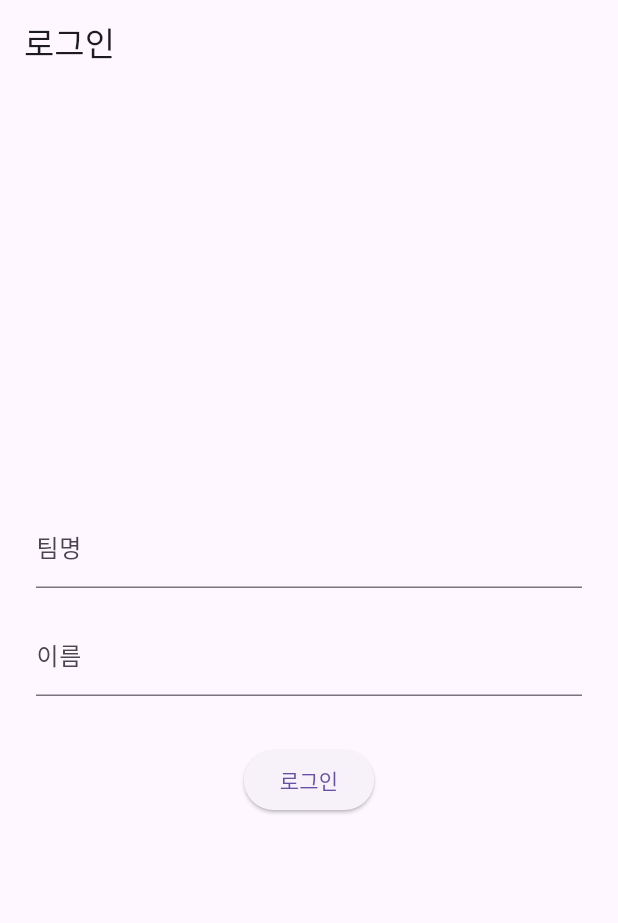
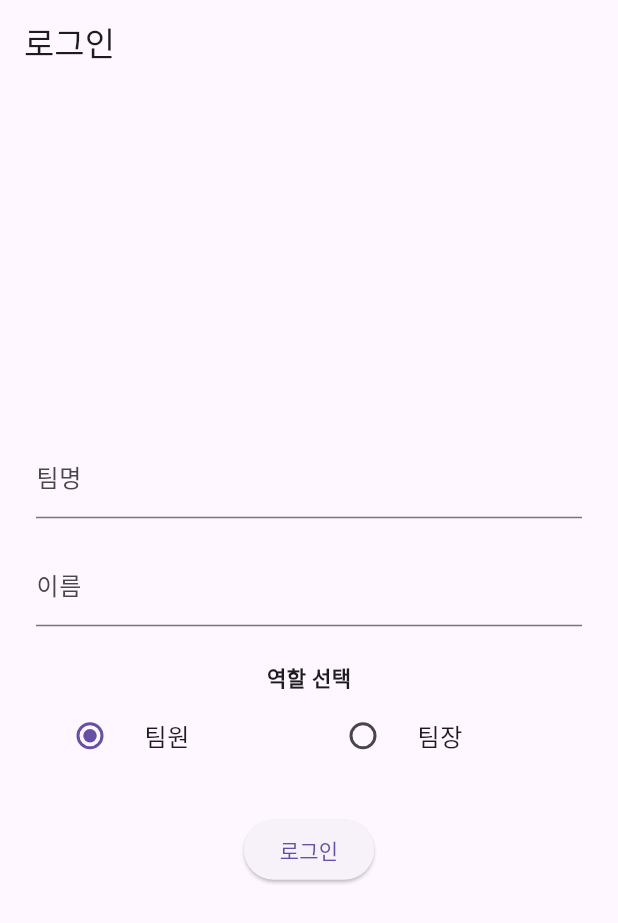
Before and after one commit to rmsckd1640/roccia_cup, a Flutter app: the screen it shows after launch, on a phone screen of 412 x 824 dp. Shown: the top 923 px of the screen. Run offline on Flutter 3.47's test engine with Material 3 defaults, Android fonts, the phone set to English and light mode, and no system bars; our stand-ins replace shared_preferences.

```diff
--- a/frontend/lib/screens/login_screen.dart
+++ b/frontend/lib/screens/login_screen.dart
@@ -16,6 +16,8 @@ class _LoginScreenState extends State<LoginScreen> {
   final TextEditingController _teamController = TextEditingController();
   final TextEditingController _nameController = TextEditingController();
 
+  String _selectedRole = 'MEMBER'; // 기본값: 팀원
+
   void _login() async {
     final teamName = _teamController.text.trim();
     final userName = _nameController.text.trim();
@@ -27,13 +29,14 @@ class _LoginScreenState extends State<LoginScreen> {
       return;
     }
 
-    final url = Uri.parse('http://localhost:8080/api/users/login'); // 여기 IP는 본인 IP로 변경!
+    final url = Uri.parse('http://localhost:8080/api/users/login'); // 여기 IP는 실제 IP로 바꾸기!
     final response = await http.post(
       url,
       headers: {'Content-Type': 'application/json'},
       body: jsonEncode({
         'teamName': teamName,
         'userName': userName,
+        'role': _selectedRole,
       }),
     );
 
@@ -41,7 +44,7 @@ class _LoginScreenState extends State<LoginScreen> {
       final prefs = await SharedPreferences.getInstance();
       await prefs.setString('teamName', teamName);
       await prefs.setString('userName', userName);
-      // 필요하면 userId, createdAt 등도 저장 가능
+      await prefs.setString('role', _selectedRole); // 역할도 저장
 
       Navigator.pushReplacement(
         context,
@@ -72,7 +75,37 @@ class _LoginScreenState extends State<LoginScreen> {
               controller: _nameController,
               decoration: const InputDecoration(labelText: '이름'),
             ),
-            const SizedBox(height: 32),
+            const SizedBox(height: 24),
+            const Text('역할 선택', style: TextStyle(fontWeight: FontWeight.bold)),
+            Row(
+              children: [
+                Expanded(
+                  child: RadioListTile<String>(
+                    title: const Text('팀원'),
+                    value: 'MEMBER',
+                    groupValue: _selectedRole,
+                    onChanged: (value) {
+                      setState(() {
+                        _selectedRole = value!;
+                      });
+                    },
+                  ),
+                ),
+                Expanded(
+                  child: RadioListTile<String>(
+                    title: const Text('팀장'),
+                    value: 'LEADER',
+                    groupValue: _selectedRole,
+                    onChanged: (value) {
+                      setState(() {
+                        _selectedRole = value!;
+                      });
+                    },
+                  ),
+                ),
+              ],
+            ),
+            const SizedBox(height: 24),
             ElevatedButton(
               onPressed: _login,
               child: const Text('로그인'),
```
Also changed, not shown: frontend/lib/screens/home_screen.dart (+52 -11 lines).
